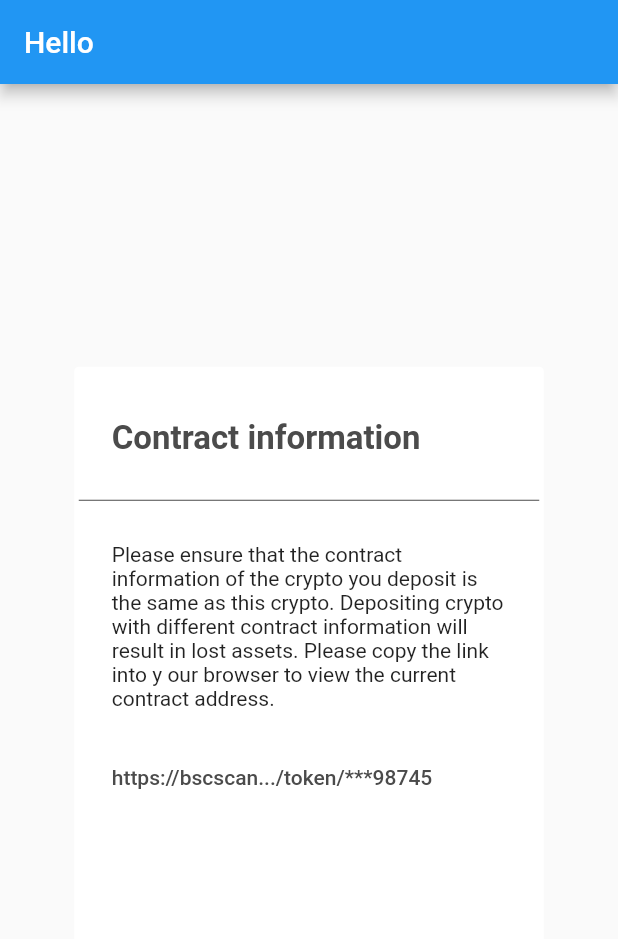
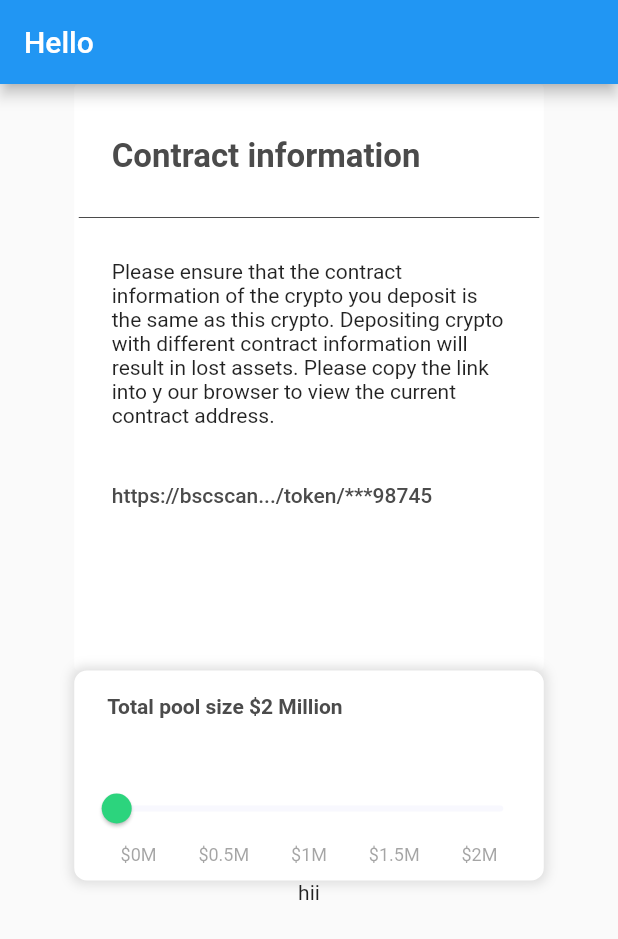
Before and after one commit to AhmadTechB/AhmadPracticalAll, a Flutter app: the screen it shows after launch, on a phone screen of 412 x 824 dp. Shown: the top 939 px of the screen. Run offline on Flutter 3.47's test engine with Material 2 defaults, Android fonts, the phone set to English and light mode, and no system bars; drawn by our look-alikes of syncfusion_flutter_sliders.

Commit message:
new commit

```diff
--- a/lib/main.dart
+++ b/lib/main.dart
@@ -1,6 +1,8 @@
-import 'dart:html';
+
 
 import 'package:flutter/material.dart';
+import 'package:new_project1/popup.dart';
+import 'package:syncfusion_flutter_sliders/sliders.dart';
 
 void main() {
   runApp(const MyApp());
@@ -43,6 +45,8 @@ class _MyHomePageState extends State<MyHomePage> {
   //   });
   // }
 
+  double _value = 0.5;
+
   @override
   Widget build(BuildContext context) {
     return Scaffold(
@@ -52,7 +56,8 @@ class _MyHomePageState extends State<MyHomePage> {
       ),
 
 
-      body: Column(
+      body: SingleChildScrollView(
+        child: Column(
         mainAxisAlignment: MainAxisAlignment.center,
         crossAxisAlignment: CrossAxisAlignment.center,
         children: [
@@ -122,11 +127,84 @@ class _MyHomePageState extends State<MyHomePage> {
 
                       ],
                     ),
+
+
                   ],
               ),
             ),
           ),
+          Center(
+            child: Container(
+              padding: EdgeInsets.only(bottom: 7, top: 13),
+              width: 313,
+              decoration: BoxDecoration(
+                color: Color(0xffFFFFFF),
+                border: Border.all(width: 3, color: Color(0xffFFFFFF)),
+                borderRadius: BorderRadius.all(Radius.circular(8.39)),
+                boxShadow: const [
+                  BoxShadow(
+                    color: Color(0xffDDDDDD),
+                    blurRadius: 6.0,
+                    spreadRadius: 2.0,
+                    offset: Offset(0.0, 0.0),
+                  ),
                 ],
+              ),
+              child: Column(
+                crossAxisAlignment: CrossAxisAlignment.start,
+                children: [
+                  Padding(
+                    padding: const EdgeInsets.only(left: 19),
+                    child: Text(
+                      "Total pool size \$2 Million ",
+                      style: TextStyle(
+                          fontSize: 14,
+                          fontWeight: FontWeight.w700,
+                          color: Color(0xff4B4B4B)
+                      ),
+                    ),
+                  ),
+                  SizedBox(height: 36,),
+
+                  SfSlider(
+                    // enableTooltip: true,
+                    activeColor: Color(0xff2CD47D),
+                    inactiveColor: Color(0xffF8F8FE),
+                    value: _value,
+                    min: 0.0,
+                    max: 100.0,
+                    onChanged: (value) {
+                      setState(() {
+                        _value = value;
+                      });
+                    },),
+
+                  Row(
+                    mainAxisAlignment: MainAxisAlignment.spaceEvenly,
+                    children: [
+                      rowText(title: "\$0M"),
+                      rowText(title: "\$0.5M"),
+                      rowText(title: "\$1M"),
+                      rowText(title: "\$1.5M"),
+                      rowText(title: "\$2M"),
+                    ],
+                  ),
+                ],
+              ),
+            ),
+          ),
+
+          GestureDetector(
+             onTap: (){
+
+               Navigator.push(
+                   context,
+                   MaterialPageRoute(builder: (context) => const PopUp()));
+             },
+
+              child: Text("hii")),
+        ],
+    ),
       ),
 
 
@@ -454,5 +532,16 @@ class _MyHomePageState extends State<MyHomePage> {
     );
   }
 
+  rowText({required String title}) {
+    return Text(
+      title,
+      style: TextStyle(
+        fontSize: 12,
+        fontWeight: FontWeight.w400,
+        color: Color(0xff4B4B4B).withOpacity(0.50),
+      ),
+
+    );
+  }
 
 }
--- a/pubspec.yaml
+++ b/pubspec.yaml
@@ -35,6 +35,7 @@ dependencies:
   # The following adds the Cupertino Icons font to your application.
   # Use with the CupertinoIcons class for iOS style icons.
   cupertino_icons: ^1.0.2
+  syncfusion_flutter_sliders: ^20.4.52
 
 dev_dependencies:
   flutter_test:
```
Also changed, not shown: lib/popup.dart (added, +41 -0 lines), pubspec.lock. Lines whose indentation alone changed are shown as unchanged.
